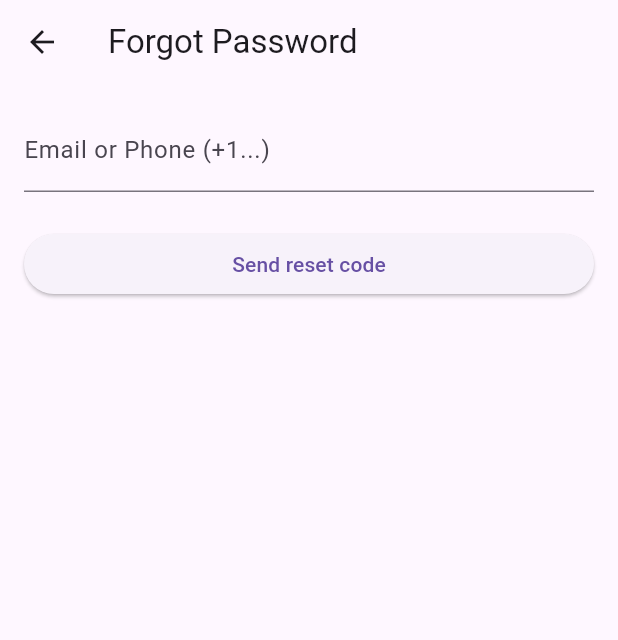
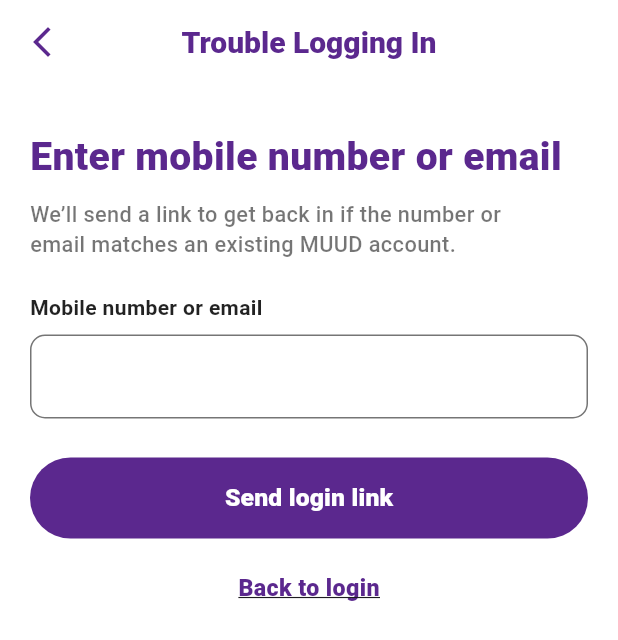
Before and after one commit to muud-ring/MuudHealth, a Flutter app: the ForgotPasswordScreen screen opened by its route, on a phone screen of 412 x 824 dp. Shown: the top 640 px of the screen. Run offline on Flutter 3.47's test engine with Material 3 defaults, Android fonts, the phone set to English and light mode, and no system bars; our stand-ins replace flutter_secure_storage; accounts and stored records are empty; project files that could hold a hidden picture were left out.

Commit message:
Update forgot password UI to match design

```diff
--- a/frontend/lib/screens/forgot_password_screen.dart
+++ b/frontend/lib/screens/forgot_password_screen.dart
@@ -10,11 +10,14 @@ class ForgotPasswordScreen extends StatefulWidget {
 
 class _ForgotPasswordScreenState extends State<ForgotPasswordScreen> {
   final _api = ApiService();
+
   final _identifier = TextEditingController();
   bool _loading = false;
   String? _error;
 
-  Future<void> _sendCode() async {
+  static const Color kPurple = Color(0xFF5B288E);
+
+  Future<void> _sendResetCode() async {
     setState(() {
       _loading = true;
       _error = null;
@@ -22,6 +25,7 @@ class _ForgotPasswordScreenState extends State<ForgotPasswordScreen> {
 
     try {
       await _api.forgotPassword(identifier: _identifier.text.trim());
+
       if (!mounted) return;
       Navigator.pushNamed(
         context,
@@ -31,7 +35,7 @@ class _ForgotPasswordScreenState extends State<ForgotPasswordScreen> {
     } catch (e) {
       setState(() => _error = e.toString().replaceFirst('Exception: ', ''));
     } finally {
-      setState(() => _loading = false);
+      if (mounted) setState(() => _loading = false);
     }
   }
 
@@ -43,29 +47,146 @@ class _ForgotPasswordScreenState extends State<ForgotPasswordScreen> {
 
   @override
   Widget build(BuildContext context) {
+    final bottomInset = MediaQuery.of(context).viewInsets.bottom;
+
     return Scaffold(
-      appBar: AppBar(title: const Text('Forgot Password')),
-      body: Padding(
-        padding: const EdgeInsets.all(16),
+      backgroundColor: Colors.white,
+      appBar: AppBar(
+        backgroundColor: Colors.white,
+        surfaceTintColor: Colors.white,
+        elevation: 0,
+        leading: IconButton(
+          icon: const Icon(Icons.arrow_back_ios_new, color: kPurple),
+          onPressed: () => Navigator.pop(context),
+        ),
+        centerTitle: true,
+        title: const Text(
+          'Trouble Logging In',
+          style: TextStyle(
+            color: kPurple,
+            fontWeight: FontWeight.w800,
+            fontSize: 20,
+          ),
+        ),
+      ),
+      body: SingleChildScrollView(
+        padding: EdgeInsets.fromLTRB(20, 18, 20, 20 + bottomInset),
         child: Column(
+          crossAxisAlignment: CrossAxisAlignment.stretch,
           children: [
+            const SizedBox(height: 12),
+
+            const Text(
+              'Enter mobile number or email',
+              style: TextStyle(
+                fontSize: 26,
+                fontWeight: FontWeight.w800,
+                color: kPurple,
+              ),
+            ),
+
+            const SizedBox(height: 10),
+
+            const Text(
+              "We’ll send a link to get back in if the number or\nemail matches an existing MUUD account.",
+              style: TextStyle(
+                fontSize: 14.5,
+                height: 1.4,
+                color: Colors.black54,
+                fontWeight: FontWeight.w500,
+              ),
+            ),
+
+            const SizedBox(height: 22),
+
+            const Text(
+              'Mobile number or email',
+              style: TextStyle(
+                fontSize: 14,
+                fontWeight: FontWeight.w700,
+                color: Colors.black87,
+              ),
+            ),
+            const SizedBox(height: 8),
+
             TextField(
               controller: _identifier,
-              decoration: const InputDecoration(
-                labelText: 'Email or Phone (+1...)',
+              keyboardType: TextInputType.emailAddress,
+              decoration: InputDecoration(
+                contentPadding: const EdgeInsets.symmetric(
+                  horizontal: 14,
+                  vertical: 16,
+                ),
+                enabledBorder: OutlineInputBorder(
+                  borderRadius: BorderRadius.circular(10),
+                  borderSide: const BorderSide(color: Colors.black54),
+                ),
+                focusedBorder: OutlineInputBorder(
+                  borderRadius: BorderRadius.circular(10),
+                  borderSide: const BorderSide(color: kPurple, width: 1.8),
+                ),
               ),
             ),
-            const SizedBox(height: 12),
+
+            const SizedBox(height: 16),
+
             if (_error != null)
-              Text(_error!, style: const TextStyle(color: Colors.red)),
-            const SizedBox(height: 12),
+              Padding(
+                padding: const EdgeInsets.only(bottom: 10),
+                child: Text(
+                  _error!,
+                  style: const TextStyle(
+                    color: Colors.red,
+                    fontWeight: FontWeight.w700,
+                  ),
+                ),
+              ),
+
+            const SizedBox(height: 10),
+
             SizedBox(
-              width: double.infinity,
+              height: 54,
               child: ElevatedButton(
-                onPressed: _loading ? null : _sendCode,
+                onPressed: _loading ? null : _sendResetCode,
+                style: ElevatedButton.styleFrom(
+                  backgroundColor: kPurple,
+                  shape: const StadiumBorder(),
+                  elevation: 0,
+                ),
                 child: _loading
-                    ? const CircularProgressIndicator()
-                    : const Text('Send reset code'),
+                    ? const SizedBox(
+                        height: 22,
+                        width: 22,
+                        child: CircularProgressIndicator(
+                          strokeWidth: 2,
+                          color: Colors.white,
+                        ),
+                      )
+                    : const Text(
+                        'Send login link',
+                        style: TextStyle(
+                          fontSize: 16.5,
+                          fontWeight: FontWeight.w800,
+                          color: Colors.white,
+                        ),
+                      ),
+              ),
+            ),
+
+            const SizedBox(height: 22),
+
+            Center(
+              child: GestureDetector(
+                onTap: () => Navigator.pop(context),
+                child: const Text(
+                  'Back to login',
+                  style: TextStyle(
+                    color: kPurple,
+                    fontSize: 15.5,
+                    fontWeight: FontWeight.w800,
+                    decoration: TextDecoration.underline,
+                  ),
+                ),
               ),
             ),
           ],
```
